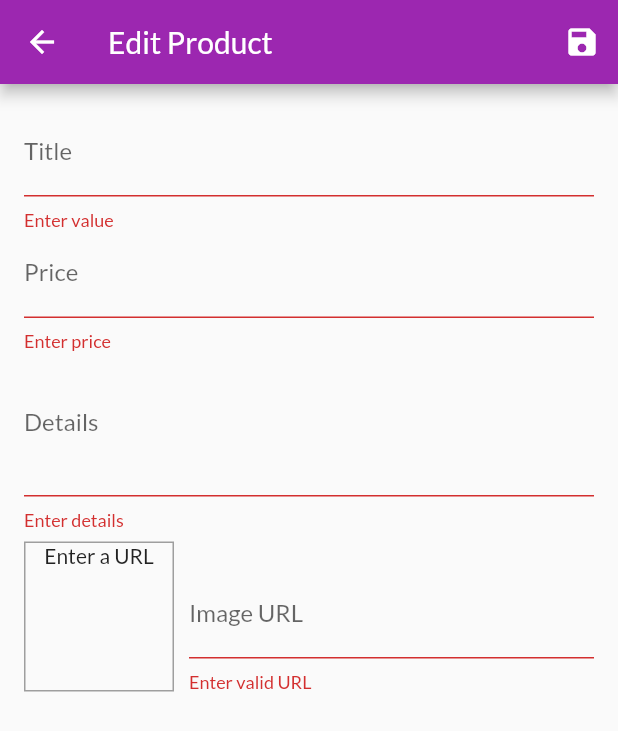
After one commit to aavhanchatse/ShopOn, a Flutter app: the EditProductScreen screen opened by its route, after a tap on the "save" icon, on a phone screen of 412 x 824 dp. The commit adds this screen. Shown: the top 731 px of the screen. Run offline on Flutter 3.47's test engine with Material 2 defaults, Android fonts, the phone set to English and light mode, and no system bars; network calls fail.

Commit message:
edit and add product init

```diff
--- a/lib/src/app.dart
+++ b/lib/src/app.dart
@@ -6,9 +6,11 @@ import 'package:shopon/src/providers/orders.dart';
 import 'package:shopon/src/providers/product_provider.dart';
 
 import 'package:shopon/src/screens/cart_screen.dart';
+import 'package:shopon/src/screens/edit_product_screen.dart';
 import 'package:shopon/src/screens/order_screen.dart';
 import 'package:shopon/src/screens/product_details_screen.dart';
 import 'package:shopon/src/screens/product_overview_screen.dart';
+import 'package:shopon/src/screens/user_products_screen.dart';
 
 class App extends StatelessWidget {
   @override
@@ -38,6 +40,8 @@ class App extends StatelessWidget {
           ProductDetailsScreen.routeName: (context) => ProductDetailsScreen(),
           CartScreen.routeName: (context) => CartScreen(),
           OrderScreen.routeName: (context) => OrderScreen(),
+          UserProductsScreen.routeName: (context) => UserProductsScreen(),
+          EditProductScreen.routeName: (context) => EditProductScreen(),
         },
       ),
     );
--- a/lib/src/providers/product_provider.dart
+++ b/lib/src/providers/product_provider.dart
@@ -64,7 +64,33 @@ class ProductProvider with ChangeNotifier {
   //   notifyListeners();
   // }
 
-  void addProduct() {
+  void addProduct(Product product) {
+    final newProduct = Product(
+      id: DateTime.now().toString(),
+      title: product.title,
+      description: product.description,
+      price: product.price,
+      imageUrl: product.imageUrl,
+    );
+    _items.add(newProduct);
+
+    notifyListeners();
+  }
+
+  void updateProduct(String id, Product newProduct) {
+    final prodIndex = _items.indexWhere((element) => element.id == id);
+
+    if (prodIndex >= 0) {
+      _items[prodIndex] = newProduct;
+      notifyListeners();
+    } else {
+      print('...');
+    }
+  }
+
+  void deleteProduct(String id) {
+    _items.removeWhere((element) => element.id == id);
+
     notifyListeners();
   }
 }
--- /dev/null
+++ b/lib/src/screens/edit_product_screen.dart
@@ -0,0 +1,258 @@
+import 'package:flutter/material.dart';
+import 'package:provider/provider.dart';
+import 'package:shopon/src/providers/product.dart';
+import 'package:shopon/src/providers/product_provider.dart';
+
+class EditProductScreen extends StatefulWidget {
+  static final routeName = '/edit-product-screen';
+
+  @override
+  _EditProductScreenState createState() => _EditProductScreenState();
+}
+
+class _EditProductScreenState extends State<EditProductScreen> {
+  final _priceFocusNode = FocusNode();
+  final _detailsFocusNode = FocusNode();
+  final _imageURLFocusNode = FocusNode();
+  final _imageURlController = TextEditingController();
+  final _form = GlobalKey<FormState>();
+  var _editedProduct = Product(
+    id: null,
+    title: '',
+    description: '',
+    price: 0,
+    imageUrl: '',
+  );
+  var _initValues = {
+    'title': '',
+    'description': '',
+    'price': '',
+    'imageUrl': '',
+  };
+  var _isInit = true;
+
+  @override
+  void initState() {
+    // TODO: implement initState
+    _imageURLFocusNode.addListener(_updateImageUrl);
+    super.initState();
+  }
+
+  @override
+  void didChangeDependencies() {
+    if (_isInit) {
+      final productId = ModalRoute.of(context).settings.arguments as String;
+      if (productId != null) {
+        _editedProduct =
+            Provider.of<ProductProvider>(context).findById(productId);
+        _initValues = {
+          'title': _editedProduct.title,
+          'description': _editedProduct.description,
+          'price': _editedProduct.price.toString(),
+          // 'imageUrl': _editedProduct.imageUrl,
+          'imageUrl': null,
+        };
+        _imageURlController.text = _editedProduct.imageUrl;
+      }
+    }
+    _isInit = false;
+    super.didChangeDependencies();
+  }
+
+  @override
+  void dispose() {
+    // TODO: implement dispose
+    _imageURLFocusNode.removeListener(_updateImageUrl);
+    _priceFocusNode.dispose();
+    _detailsFocusNode.dispose();
+    _imageURlController.dispose();
+    _imageURLFocusNode.dispose();
+
+    super.dispose();
+  }
+
+  void _updateImageUrl() {
+    if (!_imageURLFocusNode.hasFocus) {
+      setState(() {});
+    }
+  }
+
+  void _saveForm() {
+    final valid = _form.currentState.validate();
+    if (!valid) {
+      return;
+    }
+    _form.currentState.save();
+    if (_editedProduct.id != null) {
+      Provider.of<ProductProvider>(context, listen: false)
+          .updateProduct(_editedProduct.id, _editedProduct);
+    } else {
+      Provider.of<ProductProvider>(context, listen: false)
+          .addProduct(_editedProduct);
+    }
+    Navigator.of(context).pop();
+  }
+
+  @override
+  Widget build(BuildContext context) {
+    return Scaffold(
+      appBar: AppBar(
+        title: Text('Edit Product'),
+        actions: [
+          IconButton(
+            icon: Icon(Icons.save),
+            onPressed: _saveForm,
+          ),
+        ],
+      ),
+      body: Padding(
+        padding: const EdgeInsets.all(16.0),
+        child: Form(
+          key: _form,
+          child: ListView(
+            children: [
+              TextFormField(
+                initialValue: _initValues['title'],
+                decoration: InputDecoration(
+                  labelText: 'Title',
+                ),
+                textInputAction: TextInputAction.next,
+                onFieldSubmitted: (value) {
+                  FocusScope.of(context).requestFocus(_priceFocusNode);
+                },
+                validator: (value) {
+                  if (value.isEmpty) {
+                    return 'Enter value';
+                  }
+                  return null;
+                },
+                onSaved: (value) {
+                  _editedProduct = Product(
+                    id: _editedProduct.id,
+                    isFavourite: _editedProduct.isFavourite,
+                    title: value,
+                    description: _editedProduct.description,
+                    price: _editedProduct.price,
+                    imageUrl: _editedProduct.imageUrl,
+                  );
+                },
+              ),
+              TextFormField(
+                initialValue: _initValues['price'],
+                decoration: InputDecoration(
+                  labelText: 'Price',
+                ),
+                textInputAction: TextInputAction.next,
+                keyboardType: TextInputType.number,
+                focusNode: _priceFocusNode,
+                onFieldSubmitted: (value) {
+                  FocusScope.of(context).requestFocus(_detailsFocusNode);
+                },
+                validator: (value) {
+                  if (value.isEmpty) {
+                    return 'Enter price';
+                  }
+                  if (double.tryParse(value) == null) {
+                    return 'Enter a valid price';
+                  }
+                  if (double.parse(value) <= 0) {
+                    return 'Enter price greater than 0';
+                  }
+                  return null;
+                },
+                onSaved: (value) {
+                  _editedProduct = Product(
+                    id: _editedProduct.id,
+                    isFavourite: _editedProduct.isFavourite,
+                    title: _editedProduct.title,
+                    description: _editedProduct.description,
+                    price: double.parse(value),
+                    imageUrl: _editedProduct.imageUrl,
+                  );
+                },
+              ),
+              TextFormField(
+                initialValue: _initValues['description'],
+                decoration: InputDecoration(
+                  labelText: 'Details',
+                ),
+                maxLines: 3,
+                keyboardType: TextInputType.multiline,
+                focusNode: _detailsFocusNode,
+                validator: (value) {
+                  if (value.isEmpty) {
+                    return 'Enter details';
+                  }
+                  return null;
+                },
+                onSaved: (value) {
+                  _editedProduct = Product(
+                    id: _editedProduct.id,
+                    isFavourite: _editedProduct.isFavourite,
+                    title: _editedProduct.title,
+                    description: value,
+                    price: _editedProduct.price,
+                    imageUrl: _editedProduct.imageUrl,
+                  );
+                },
+              ),
+              Row(
+                crossAxisAlignment: CrossAxisAlignment.end,
+                children: [
+                  Container(
+                    width: 100,
+                    height: 100,
+                    margin: EdgeInsets.only(top: 8, right: 10),
+                    decoration: BoxDecoration(
+                      border: Border.all(
+                        width: 1,
+                        color: Colors.grey,
+                      ),
+                    ),
+                    child: _imageURlController.text.isEmpty
+                        ? Text(
+                            'Enter a URL',
+                            textAlign: TextAlign.center,
+                          )
+                        : FittedBox(
+                            child: Image.network(
+                              _imageURlController.text,
+                              fit: BoxFit.cover,
+                            ),
+                          ),
+                  ),
+                  Expanded(
+                    child: TextFormField(
+                      decoration: InputDecoration(labelText: 'Image URL'),
+                      keyboardType: TextInputType.url,
+                      textInputAction: TextInputAction.done,
+                      controller: _imageURlController,
+                      focusNode: _imageURLFocusNode,
+                      onFieldSubmitted: (value) => _saveForm(),
+                      validator: (value) {
+                        if (value.isEmpty) {
+                          return 'Enter valid URL';
+                        }
+                        return null;
+                      },
+                      onSaved: (value) {
+                        _editedProduct = Product(
+                          id: _editedProduct.id,
+                          isFavourite: _editedProduct.isFavourite,
+                          title: _editedProduct.title,
+                          description: _editedProduct.description,
+                          price: _editedProduct.price,
+                          imageUrl: value,
+                        );
+                      },
+                    ),
+                  ),
+                ],
+              ),
+            ],
+          ),
+        ),
+      ),
+    );
+  }
+}
```
Also changed, not shown: lib/src/screens/user_products_screen.dart (added, +48 -0 lines), lib/src/widgets/main_drawer.dart (+7 -6 lines), lib/src/widgets/user_product_item.dart (added, +49 -0 lines).
